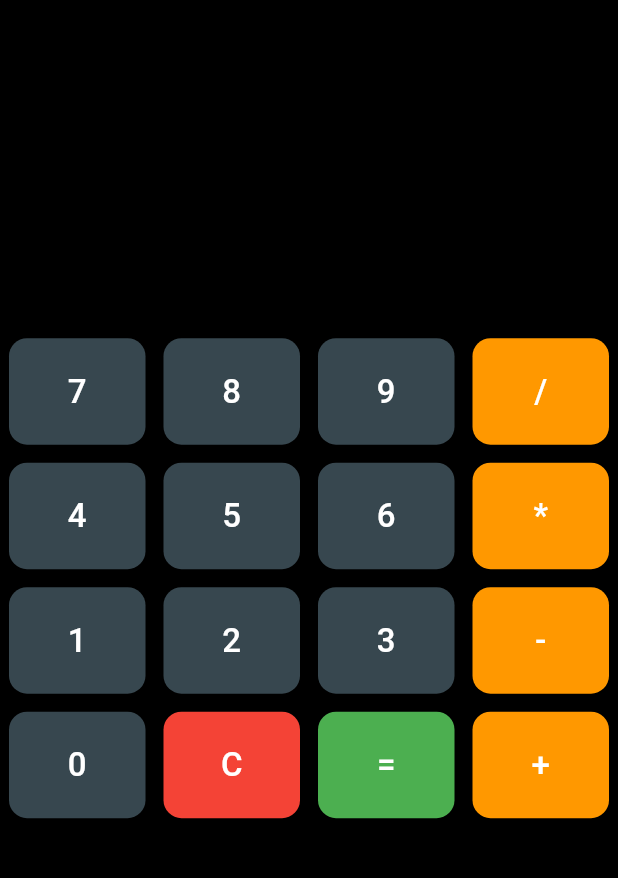
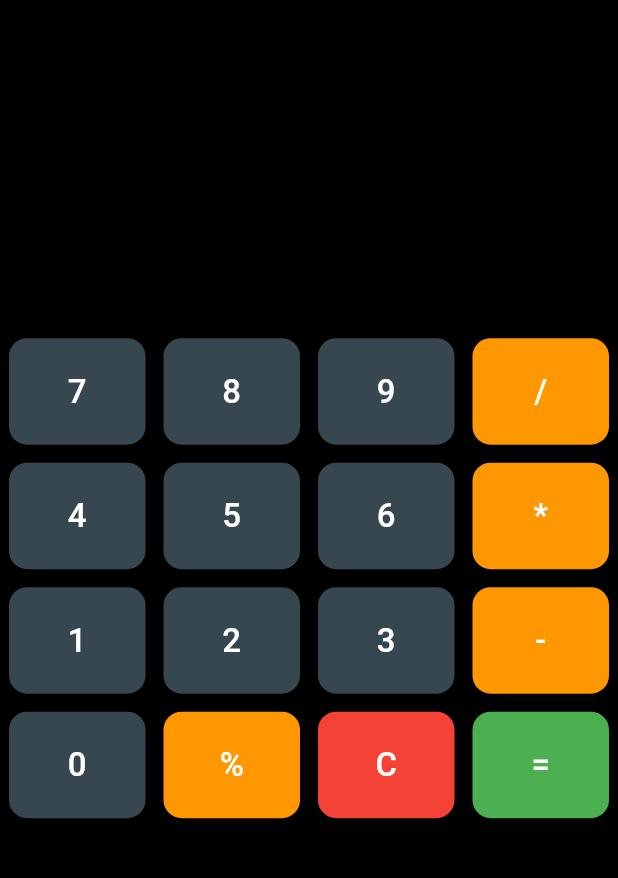
Before and after one commit to ekambeer-grewal/flutter-calculator, a Flutter app: the screen it shows after launch, on a phone screen of 412 x 824 dp, the part 84-962 px from its top. Run offline on Flutter 3.47's test engine with Material 3 defaults, Android fonts, the phone set to English and light mode, and no system bars; missing offline and left inert: expressions.

Commit message:
Added modulo button to the calculator app

```diff
--- a/lib/main.dart
+++ b/lib/main.dart
@@ -151,11 +151,11 @@ class _CalculatorScreenState extends State<CalculatorScreen> {
                   ],
                 ),
                 Row(
-                  children: [
-                    _buildButton("0"),
-                    _buildButton("C", color: Colors.red),
-                    _buildButton("=", color: Colors.green),
-                    _buildButton("+", color: Colors.orange),
+        children: [
+          _buildButton("0"),
+          _buildButton("%", color: Colors.orange), // ✅ added modulo
+          _buildButton("C", color: Colors.red),
+          _buildButton("=", color: Colors.green),
                   ],
                 ),
               ],
```
